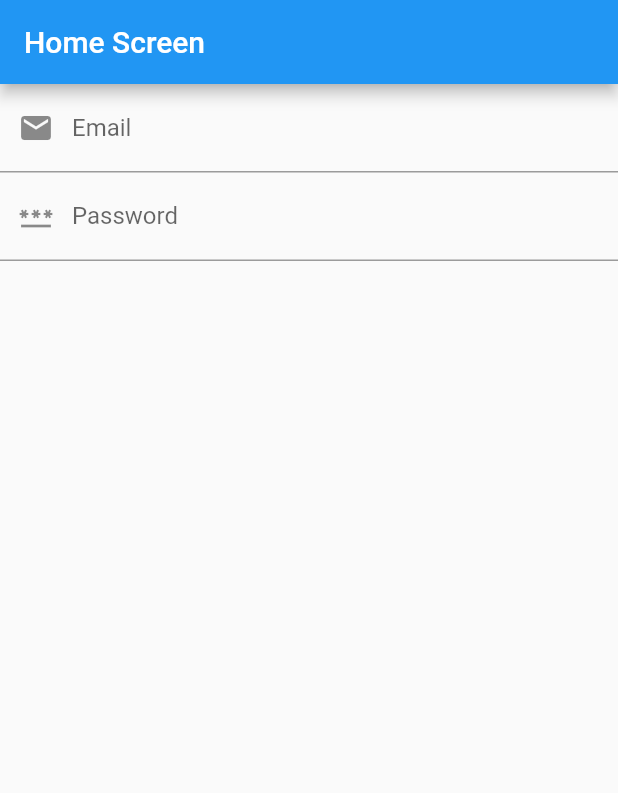
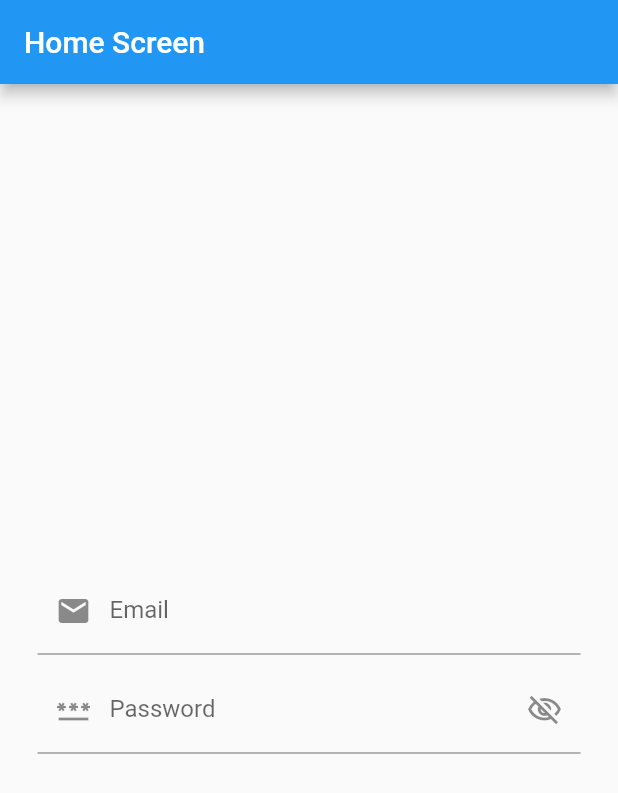
Before and after one commit to usmanmushtaq97/mvvm_practice, a Flutter app: the screen it shows after launch, on a phone screen of 412 x 824 dp. Shown: the top 793 px of the screen. Run offline on Flutter 3.47's test engine with Material 2 defaults, Android fonts, the phone set to English and light mode, and no system bars; our stand-ins replace another_flushbar, fluttertoast.

Commit message:
add login

```diff
--- a/lib/utiles/utiles.dart
+++ b/lib/utiles/utiles.dart
@@ -26,6 +26,7 @@ class Utils {
           duration: const Duration(seconds: 3),
         )..show(context));
   }
+
   // Flush Bar for Error Message
   static flushBarErrorMessage(String message, BuildContext context) {
     showFlushbar(
@@ -46,9 +47,17 @@ class Utils {
           duration: const Duration(seconds: 3),
         )..show(context));
   }
+
   // Snack bar for showing message
   static snackBar(String message, BuildContext context) {
-    return ScaffoldMessenger.of(context).showSnackBar(const SnackBar(content:Text("Message"))
-    );
+    return ScaffoldMessenger.of(context)
+        .showSnackBar(const SnackBar(content: Text("Message")));
   }
+
+  // Focus Change costume methods
+  static focusChange(
+      {required FocusNode current, required FocusNode nextFocus,required BuildContext context}) {
+       current.unfocus();
+       FocusScope.of(context).requestFocus(nextFocus);
+      }
 }
--- a/lib/view/loginview.dart
+++ b/lib/view/loginview.dart
@@ -1,4 +1,5 @@
 import 'package:flutter/material.dart';
+import 'package:mvvm_practice/utiles/utiles.dart';
 
 class LoginView extends StatefulWidget {
   const LoginView({Key? key}) : super(key: key);
@@ -12,6 +13,7 @@ class _LoginViewState extends State<LoginView> {
   TextEditingController passwordController = TextEditingController();
   FocusNode passwordFocusNode = FocusNode();
   FocusNode emailFocusNode = FocusNode();
+
   @override
   Widget build(BuildContext context) {
     return SafeArea(
@@ -19,22 +21,26 @@ class _LoginViewState extends State<LoginView> {
         appBar: AppBar(
           title: const Text("Home Screen"),
         ),
-        body: Column(
+        body: Container(
+           margin: const EdgeInsets.symmetric(horizontal: 25),
+          child: Column(
+            mainAxisAlignment: MainAxisAlignment.center,
+            crossAxisAlignment: CrossAxisAlignment.center,
             children: [
               TextFormField(
                 controller: emailController,
                 focusNode: emailFocusNode,
-
                 keyboardType: TextInputType.emailAddress,
                 decoration: const InputDecoration(
                   hintText: "Email",
                   prefixIcon: Icon(Icons.email),
                   labelText: "Email",
                 ),
-              onFieldSubmitted: (value){
-                FocusScope.of(context).requestFocus(passwordFocusNode);
+                onFieldSubmitted: (value) {
+                 Utils.focusChange(current: emailFocusNode, nextFocus: passwordFocusNode, context: context);
                 },
               ),
+             const SizedBox(height: 7),
               TextFormField(
                 controller: passwordController,
                 obscureText: true,
@@ -43,12 +49,13 @@ class _LoginViewState extends State<LoginView> {
                   hintText: "Password",
                   prefixIcon: Icon(Icons.password),
                   labelText: "Password",
-
+                  suffixIcon: Icon(Icons.visibility_off_outlined)
                 ),
               ),
             ],
           ),
         ),
+      ),
     );
   }
 }
```
Lines whose indentation alone changed are shown as unchanged.
